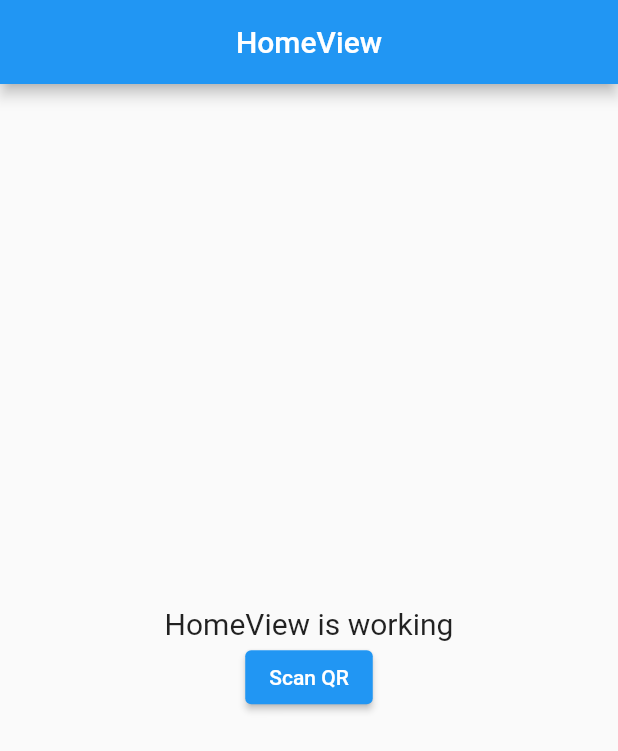
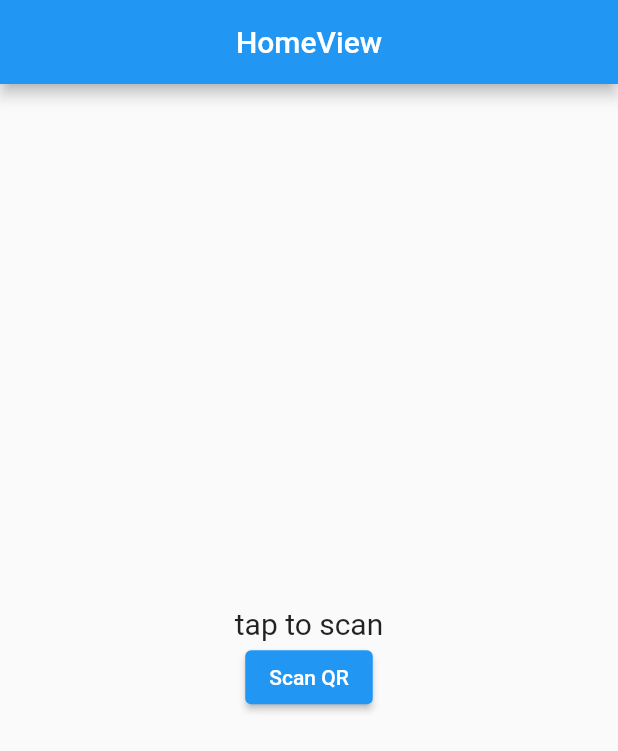
Before and after one commit to untillnesss/learn_barcode_flutter, a Flutter app: the screen it shows after launch, on a phone screen of 412 x 824 dp. Shown: the top 751 px of the screen. Run offline on Flutter 3.47's test engine with Material 2 defaults, Android fonts, the phone set to English and light mode, and no system bars; our stand-ins replace get; missing offline and left inert: flutter_beep, qr_code_scanner.

Commit message:
add: displat to text

```diff
--- a/lib/app/modules/home/controllers/home_controller.dart
+++ b/lib/app/modules/home/controllers/home_controller.dart
@@ -1,7 +1,10 @@
 import 'package:get/get.dart';
+import 'package:learn_barcode/app/routes/app_pages.dart';
+import 'package:qr_code_scanner/qr_code_scanner.dart';
 
 class HomeController extends GetxController {
-  final count = 0.obs;
+  RxString text = RxString('tap to scan');
+
   @override
   void onInit() {
     super.onInit();
@@ -14,5 +17,15 @@ class HomeController extends GetxController {
 
   @override
   void onClose() {}
-  void increment() => count.value++;
+
+  void doScan() async {
+    var result = await Get.toNamed(Routes.QRSCAN);
+
+    if (result != null && result is Barcode) {
+      this.text.value = result.code;
+      print(result.format);
+    } else {
+      this.text.value = 'fail';
+    }
+  }
 }
--- a/lib/app/modules/home/views/home_view.dart
+++ b/lib/app/modules/home/views/home_view.dart
@@ -19,20 +19,14 @@ class HomeView extends GetView<HomeController> {
           mainAxisAlignment: MainAxisAlignment.center,
           crossAxisAlignment: CrossAxisAlignment.center,
           children: [
-            Text(
-              'HomeView is working',
-              style: TextStyle(fontSize: 20),
+            Obx(
+              () => Text(
+                controller.text.value,
+                style: TextStyle(fontSize: 20),
+              ),
             ),
             ElevatedButton(
-              onPressed: () async {
-                var result = await Get.toNamed(Routes.QRSCAN);
-
-                if (result != null && result is Barcode) {
-                  print(result.code);
-                } else {
-                  print('KOSONG');
-                }
-              },
+              onPressed: controller.doScan,
               child: Text('Scan QR'),
             ),
           ],
```
